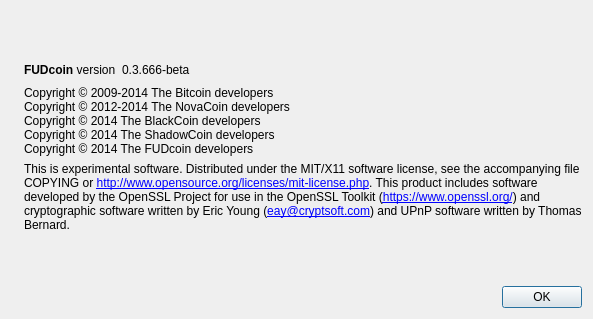
The window that src/qt/forms/aboutdialog.ui (fonziecoin/fonzie) describes before a commit, drawn with Qt 5.
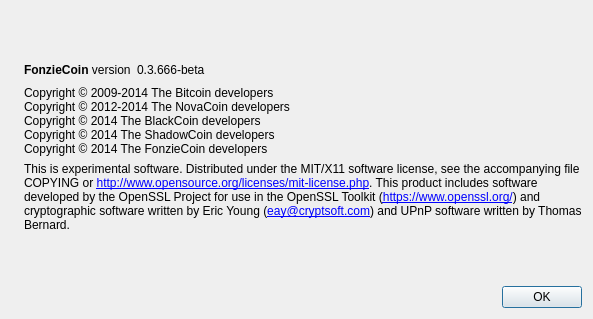
The same window after the commit. Icons and pictures are not drawn.

Diff of the .ui file:
```diff
--- a/src/qt/forms/aboutdialog.ui
+++ b/src/qt/forms/aboutdialog.ui
@@ -50,7 +50,7 @@
           <cursorShape>IBeamCursor</cursorShape>
          </property>
          <property name="text">
-          <string>&lt;b&gt;FUDcoin&lt;/b&gt; version</string>
+          <string>&lt;b&gt;FonzieCoin&lt;/b&gt; version</string>
          </property>
          <property name="textInteractionFlags">
           <set>Qt::LinksAccessibleByMouse|Qt::TextSelectableByKeyboard|Qt::TextSelectableByMouse</set>
@@ -95,7 +95,7 @@
 Copyright © 2012-2014 The NovaCoin developers
 Copyright © 2014 The BlackCoin developers
 Copyright © 2014 The ShadowCoin developers
-Copyright © 2014 The FUDcoin developers</string>
+Copyright © 2014 The FonzieCoin developers</string>
        </property>
        <property name="textInteractionFlags">
         <set>Qt::LinksAccessibleByMouse|Qt::TextSelectableByKeyboard|Qt::TextSelectableByMouse</set>
```
Left out of the diff: 2 changed lines with no effect on the pictures.
